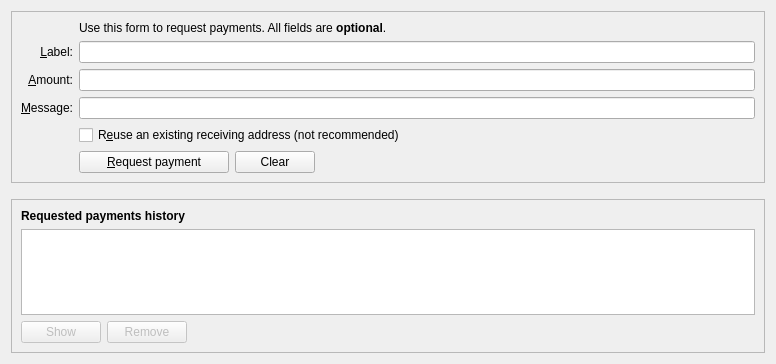
VibookCoin/vibook, file src/qt/forms/receivecoinsdialog.ui: the form before one commit.
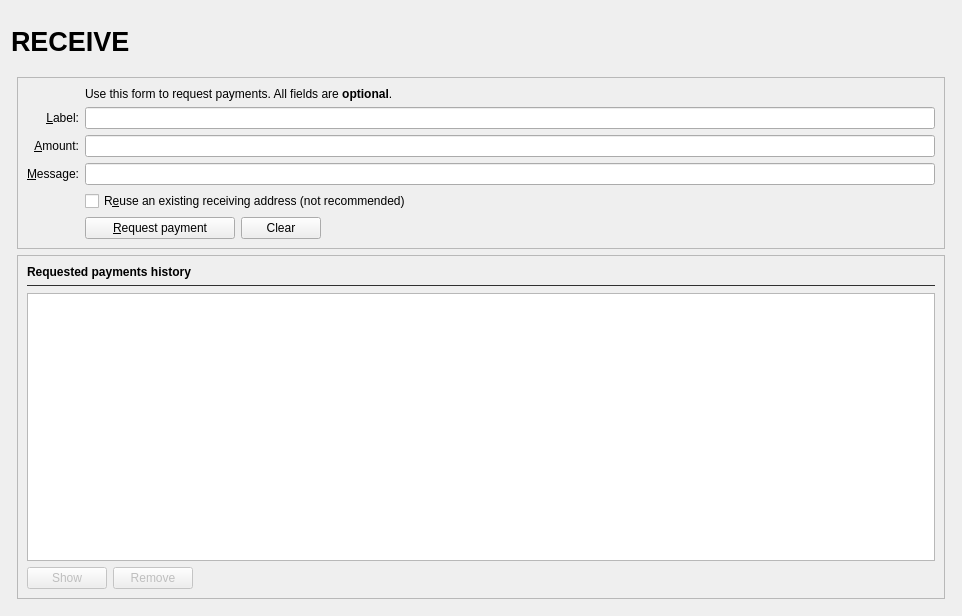
The form after the commit. Icons and pictures are not drawn. Custom widgets are drawn as their Qt base class.

Diff of the .ui file:
```diff
--- a/src/qt/forms/receivecoinsdialog.ui
+++ b/src/qt/forms/receivecoinsdialog.ui
@@ -6,15 +6,123 @@
    <rect>
     <x>0</x>
     <y>0</y>
-    <width>776</width>
-    <height>364</height>
+    <width>962</width>
+    <height>616</height>
    </rect>
   </property>
-  <layout class="QVBoxLayout" name="verticalLayout" stretch="0,0,1">
+  <layout class="QVBoxLayout" name="verticalLayout" stretch="0">
+   <item>
+    <layout class="QVBoxLayout" name="verticalLayout_Master" stretch="0,1">
+     <property name="spacing">
+      <number>0</number>
+     </property>
+     <item>
+      <widget class="QFrame" name="frame_Header">
+       <layout class="QVBoxLayout" name="verticalLayout_8">
+        <property name="leftMargin">
+         <number>0</number>
+        </property>
+        <property name="topMargin">
+         <number>0</number>
+        </property>
+        <property name="rightMargin">
+         <number>0</number>
+        </property>
+        <property name="bottomMargin">
+         <number>0</number>
+        </property>
+        <item>
+         <layout class="QHBoxLayout" name="horizontalLayout_Header" stretch="1,0,1">
+          <item>
+           <widget class="QLabel" name="labelOverviewHeaderLeft">
+            <property name="minimumSize">
+             <size>
+              <width>464</width>
+              <height>60</height>
+             </size>
+            </property>
+            <property name="maximumSize">
+             <size>
+              <width>16777215</width>
+              <height>60</height>
+             </size>
+            </property>
+            <property name="font">
+             <font>
+              <pointsize>20</pointsize>
+              <weight>75</weight>
+              <bold>true</bold>
+             </font>
+            </property>
+            <property name="text">
+             <string>RECEIVE</string>
+            </property>
+           </widget>
+          </item>
+          <item>
+           <spacer name="horizontalSpacer_3">
+            <property name="orientation">
+             <enum>Qt::Horizontal</enum>
+            </property>
+            <property name="sizeHint" stdset="0">
+             <size>
+              <width>40</width>
+              <height>20</height>
+             </size>
+            </property>
+           </spacer>
+          </item>
+          <item>
+           <widget class="QLabel" name="labelOverviewHeaderRight">
+            <property name="minimumSize">
+             <size>
+              <width>464</width>
+              <height>60</height>
+             </size>
+            </property>
+            <property name="maximumSize">
+             <size>
+              <width>16777215</width>
+              <height>60</height>
+             </size>
+            </property>
+            <property name="font">
+             <font>
+              <pointsize>14</pointsize>
+             </font>
+            </property>
+            <property name="text">
+             <string/>
+            </property>
+            <property name="alignment">
+             <set>Qt::AlignRight|Qt::AlignTrailing|Qt::AlignVCenter</set>
+            </property>
+           </widget>
+          </item>
+         </layout>
+        </item>
+       </layout>
+      </widget>
+     </item>
+     <item>
+      <widget class="QFrame" name="frame_BG">
+       <layout class="QVBoxLayout" name="verticalLayout_5">
+        <property name="leftMargin">
+         <number>6</number>
+        </property>
+        <property name="topMargin">
+         <number>6</number>
+        </property>
+        <property name="rightMargin">
+         <number>6</number>
+        </property>
+        <property name="bottomMargin">
+         <number>6</number>
+        </property>
    <item>
     <widget class="QFrame" name="frame2">
      <property name="sizePolicy">
-      <sizepolicy hsizetype="Preferred" vsizetype="Expanding">
+           <sizepolicy hsizetype="Preferred" vsizetype="Minimum">
        <horstretch>0</horstretch>
        <verstretch>0</verstretch>
       </sizepolicy>
@@ -28,16 +136,6 @@
      <layout class="QVBoxLayout" name="verticalLayout_3">
       <item>
        <layout class="QGridLayout" name="gridLayout">
-        <item row="7" column="2">
-         <widget class="QCheckBox" name="reuseAddress">
-          <property name="toolTip">
-           <string>Reuse one of the previously used receiving addresses.&lt;br&gt;Reusing addresses has security and privacy issues.&lt;br&gt;Do not use this unless re-generating a payment request made before.</string>
-          </property>
-          <property name="text">
-           <string>R&amp;euse an existing receiving address (not recommended)</string>
-          </property>
-         </widget>
-        </item>
         <item row="7" column="0">
          <widget class="QLabel" name="label_4">
           <property name="text">
@@ -45,59 +143,6 @@
           </property>
          </widget>
         </item>
-        <item row="6" column="0">
-         <widget class="QLabel" name="label_3">
-          <property name="toolTip">
-           <string>An optional message to attach to the payment request, which will be displayed when the request is opened. Note: The message will not be sent with the payment over the ViBOOK network.</string>
-          </property>
-          <property name="text">
-           <string>&amp;Message:</string>
-          </property>
-          <property name="alignment">
-           <set>Qt::AlignRight|Qt::AlignTrailing|Qt::AlignVCenter</set>
-          </property>
-          <property name="buddy">
-           <cstring>reqMessage</cstring>
-          </property>
-         </widget>
-        </item>
-        <item row="4" column="2">
-         <widget class="QLineEdit" name="reqLabel">
-          <property name="toolTip">
-           <string>An optional label to associate with the new receiving address.</string>
-          </property>
-         </widget>
-        </item>
-        <item row="6" column="2">
-         <widget class="QLineEdit" name="reqMessage">
-          <property name="toolTip">
-           <string>An optional message to attach to the payment request, which will be displayed when the request is opened.&lt;br&gt;Note: The message will not be sent with the payment over the ViBOOK network.</string>
-          </property>
-         </widget>
-        </item>
-        <item row="2" column="2">
-         <widget class="QLabel" name="label_5">
-          <property name="text">
-           <string>Use this form to request payments. All fields are &lt;b&gt;optional&lt;/b&gt;.</string>
-          </property>
-         </widget>
-        </item>
-        <item row="4" column="0">
-         <widget class="QLabel" name="label_2">
-          <property name="toolTip">
-           <string>An optional label to associate with the new receiving address.</string>
-          </property>
-          <property name="text">
-           <string>&amp;Label:</string>
-          </property>
-          <property name="alignment">
-           <set>Qt::AlignRight|Qt::AlignTrailing|Qt::AlignVCenter</set>
-          </property>
-          <property name="buddy">
-           <cstring>reqLabel</cstring>
-          </property>
-         </widget>
-        </item>
         <item row="5" column="0">
          <widget class="QLabel" name="label">
           <property name="toolTip">
@@ -114,16 +159,19 @@
           </property>
          </widget>
         </item>
-        <item row="5" column="2">
-         <widget class="BitcoinAmountField" name="reqAmount">
-          <property name="minimumSize">
-           <size>
-            <width>80</width>
-            <height>0</height>
-           </size>
-          </property>
+             <item row="6" column="0">
+              <widget class="QLabel" name="label_3">
           <property name="toolTip">
-           <string>An optional amount to request. Leave this empty or zero to not request a specific amount.</string>
+                <string>An optional message to attach to the payment request, which will be displayed when the request is opened. Note: The message will not be sent with the payment over the vibook network.</string>
+               </property>
+               <property name="text">
+                <string>&amp;Message:</string>
+               </property>
+               <property name="alignment">
+                <set>Qt::AlignRight|Qt::AlignTrailing|Qt::AlignVCenter</set>
+               </property>
+               <property name="buddy">
+                <cstring>reqMessage</cstring>
           </property>
          </widget>
         </item>
@@ -184,6 +232,19 @@
           </item>
          </layout>
         </item>
+             <item row="5" column="2">
+              <widget class="BitcoinAmountField" name="reqAmount">
+               <property name="minimumSize">
+                <size>
+                 <width>80</width>
+                 <height>0</height>
+                </size>
+               </property>
+               <property name="toolTip">
+                <string>An optional amount to request. Leave this empty or zero to not request a specific amount.</string>
+               </property>
+              </widget>
+             </item>
         <item row="8" column="0">
          <widget class="QLabel" name="label_7">
           <property name="text">
@@ -191,23 +252,57 @@
           </property>
          </widget>
         </item>
-       </layout>
-      </item>
-     </layout>
-    </widget>
-   </item>
-   <item>
-    <spacer name="verticalSpacer_2">
-     <property name="orientation">
-      <enum>Qt::Vertical</enum>
-     </property>
-     <property name="sizeHint" stdset="0">
-      <size>
-       <width>20</width>
-       <height>10</height>
-      </size>
-     </property>
-    </spacer>
+             <item row="4" column="0">
+              <widget class="QLabel" name="label_2">
+               <property name="toolTip">
+                <string>An optional label to associate with the new receiving address.</string>
+               </property>
+               <property name="text">
+                <string>&amp;Label:</string>
+               </property>
+               <property name="alignment">
+                <set>Qt::AlignRight|Qt::AlignTrailing|Qt::AlignVCenter</set>
+               </property>
+               <property name="buddy">
+                <cstring>reqLabel</cstring>
+               </property>
+              </widget>
+             </item>
+             <item row="7" column="2">
+              <widget class="QCheckBox" name="reuseAddress">
+               <property name="toolTip">
+                <string>Reuse one of the previously used receiving addresses.&lt;br&gt;Reusing addresses has security and privacy issues.&lt;br&gt;Do not use this unless re-generating a payment request made before.</string>
+               </property>
+               <property name="text">
+                <string>R&amp;euse an existing receiving address (not recommended)</string>
+               </property>
+              </widget>
+             </item>
+             <item row="4" column="2">
+              <widget class="QLineEdit" name="reqLabel">
+               <property name="toolTip">
+                <string>An optional label to associate with the new receiving address.</string>
+               </property>
+              </widget>
+             </item>
+             <item row="6" column="2">
+              <widget class="QLineEdit" name="reqMessage">
+               <property name="toolTip">
+                <string>An optional message to attach to the payment request, which will be displayed when the request is opened.&lt;br&gt;Note: The message will not be sent with the payment over the vibook network.</string>
+               </property>
+              </widget>
+             </item>
+             <item row="2" column="2">
+              <widget class="QLabel" name="label_5">
+               <property name="text">
+                <string>Use this form to request payments. All fields are &lt;b&gt;optional&lt;/b&gt;.</string>
+               </property>
+              </widget>
+             </item>
+            </layout>
+           </item>
+          </layout>
+         </widget>
    </item>
    <item>
     <widget class="QFrame" name="frame">
@@ -237,6 +332,56 @@
         </property>
        </widget>
       </item>
+           <item>
+            <widget class="Line" name="line">
+             <property name="sizePolicy">
+              <sizepolicy hsizetype="Minimum" vsizetype="Fixed">
+               <horstretch>0</horstretch>
+               <verstretch>0</verstretch>
+              </sizepolicy>
+             </property>
+             <property name="minimumSize">
+              <size>
+               <width>0</width>
+               <height>1</height>
+              </size>
+             </property>
+             <property name="maximumSize">
+              <size>
+               <width>16777215</width>
+               <height>1</height>
+              </size>
+             </property>
+             <property name="baseSize">
+              <size>
+               <width>0</width>
+               <height>1</height>
+              </size>
+             </property>
+             <property name="styleSheet">
+              <string notr="true">border:1px solid; border-color:#303030; </string>
+             </property>
+             <property name="orientation">
+              <enum>Qt::Horizontal</enum>
+             </property>
+            </widget>
+           </item>
+           <item>
+            <spacer name="verticalSpacer">
+             <property name="orientation">
+              <enum>Qt::Vertical</enum>
+             </property>
+             <property name="sizeType">
+              <enum>QSizePolicy::Fixed</enum>
+             </property>
+             <property name="sizeHint" stdset="0">
+              <size>
+               <width>20</width>
+               <height>1</height>
+              </size>
+             </property>
+            </spacer>
+           </item>
       <item>
        <widget class="QTableView" name="recentRequestsView">
         <property name="palette">
@@ -346,6 +491,11 @@
       </item>
      </layout>
     </widget>
+        </item>
+       </layout>
+      </widget>
+     </item>
+    </layout>
    </item>
   </layout>
  </widget>
```
Lines whose indentation alone changed are shown as unchanged.
